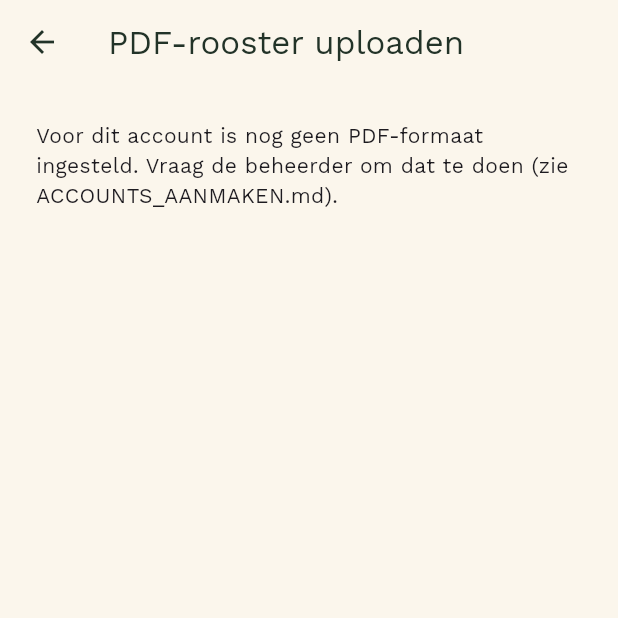
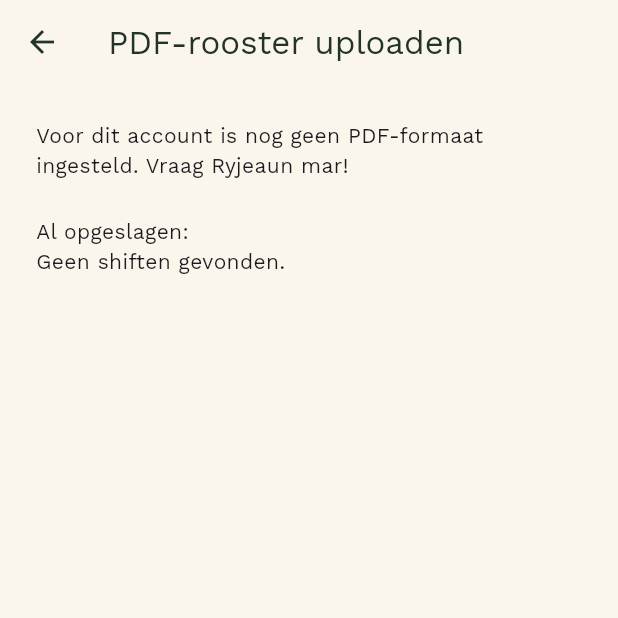
Before and after one commit to TripR27/uurrooster-app, a Flutter app: the screen it shows once a user with an empty profile is signed in, after a tap on "PDF-rooster uploaden", on a phone screen of 412 x 824 dp, the top half of it. Run offline on Flutter 3.47's test engine with Material 3 defaults, Android fonts, the phone set to English and light mode, and no system bars; our stand-ins replace cloud_firestore, firebase_auth, firebase_core, google_fonts; missing offline and left inert: syncfusion_flutter_pdf; accounts and stored records are empty; statements that could not run were skipped.

Commit message:
TODO's oplossen: omschrijving altijd ingevuld, DD-MM-JJJJ, betere UX
- FormaatAParser/FormaatBParser: omschrijving staat nooit meer leeg bij
  een PDF-import ('Werk' voor een gewone shift, 'Nacht' voor Formaat B's
  nachtcode).
- PdfUploadScreen: geen "Firestore" meer in tekst die gezinsleden te zien
  krijgen (gewoon "opslaan"); datums tonen als "DD-MM-JJJJ" i.p.v. het
  interne ISO-opslagformaat; de opslaan-knop toont nu een laadcirkel
  tijdens het opslaan (zelfde patroon als de inlogknop).
- Extra: een "al opgeslagen"-lijstje op het uploadscherm (haalt de eigen
  diensten al op via DienstService.eigenDiensten), zodat je meteen ziet
  of een import goed is weggeschreven.

Geverifieerd: Amy's echte rooster (25 shiften, incl. nachtshiften) staat
nu correct in Firestore - zichtbaar in de "al opgeslagen"-lijst met de
juiste datums, uren en Werk/Nacht-omschrijving.

PROJECT_SPEC.md-voortgangslog bijgewerkt met deze conventies en de
accountconfiguratie (claudetest@test.com -> Formaat B/Amy, Ryan's account
-> Formaat A).

Co-Authored-By: Claude Sonnet 5 <noreply@anthropic.com>

```diff
--- a/lib/screens/pdf_upload_screen.dart
+++ b/lib/screens/pdf_upload_screen.dart
@@ -8,7 +8,7 @@ import '../services/dienst_service.dart';
 /// Scherm om het eigen PDF-rooster te uploaden: kiest het juiste
 /// RoosterParser-formaat automatisch op basis van het profiel (zie
 /// Gebruiker.maakParser()), toont een voorbeeld van wat eruit gehaald
-/// wordt, en slaat dat pas op in Firestore na bevestiging.
+/// wordt, en slaat dat pas op na bevestiging.
 class PdfUploadScreen extends StatefulWidget {
   const PdfUploadScreen({super.key, required this.profiel});
 
@@ -69,7 +69,7 @@ class _PdfUploadScreenState extends State<PdfUploadScreen> {
       await DienstService.slaPdfImportOp(voorbeeld);
       setState(() => _opgeslagen = true);
     } catch (e) {
-      setState(() => _fout = 'Kon niet opslaan in Firestore: $e');
+      setState(() => _fout = 'Kon niet opslaan: $e');
     } finally {
       if (mounted) setState(() => _bezig = false);
     }
@@ -88,8 +88,7 @@ class _PdfUploadScreenState extends State<PdfUploadScreen> {
           children: [
             if (parser == null)
               const Text(
-                'Voor dit account is nog geen PDF-formaat ingesteld. Vraag '
-                'de beheerder om dat te doen (zie ACCOUNTS_AANMAKEN.md).',
+                'Voor dit account is nog geen PDF-formaat ingesteld. Vraag Ryjeaun mar!',
               )
             else
               FilledButton.icon(
@@ -98,7 +97,10 @@ class _PdfUploadScreenState extends State<PdfUploadScreen> {
                 label: const Text('Kies PDF-bestand'),
               ),
             const SizedBox(height: 16),
-            if (_bezig) const Center(child: CircularProgressIndicator()),
+            // Enkel tonen tijdens het inlezen van de PDF: zodra er een
+            // voorbeeld staat, toont de opslaan-knop zelf een laadcirkel.
+            if (_bezig && _voorbeeld == null)
+              const Center(child: CircularProgressIndicator()),
             if (_fout != null)
               Text(
                 _fout!,
@@ -113,12 +115,45 @@ class _PdfUploadScreenState extends State<PdfUploadScreen> {
               const SizedBox(height: 16),
               FilledButton(
                 onPressed: _bezig || _opgeslagen ? null : _opslaan,
-                child: Text(_opgeslagen ? 'Opgeslagen ✓' : 'Opslaan in Firestore'),
+                child: _bezig
+                    ? const SizedBox(
+                        height: 20,
+                        width: 20,
+                        child: CircularProgressIndicator(
+                          strokeWidth: 2,
+                          color: Colors.white,
+                        ),
+                      )
+                    : Text(_opgeslagen ? 'Opgeslagen' : 'Opslaan'),
               ),
+            ] else ...[
+              const SizedBox(height: 8),
+              const Text('Al opgeslagen:'),
+              Expanded(child: _alOpgeslagenLijst()),
             ],
           ],
         ),
       ),
+    );
+  }
+
+  /// Toont wat er voor dit account al opgeslagen staat - vooral handig om
+  /// meteen te zien of een upload effectief goed wegschrijft.
+  Widget _alOpgeslagenLijst() {
+    return StreamBuilder<List<Dienst>>(
+      stream: DienstService.eigenDiensten(widget.profiel.uid),
+      builder: (context, snapshot) {
+        if (snapshot.connectionState == ConnectionState.waiting) {
+          return const Center(child: CircularProgressIndicator());
+        }
+        if (snapshot.hasError) {
+          return Text(
+            'Kon niet laden: ${snapshot.error}',
+            style: TextStyle(color: Theme.of(context).colorScheme.error),
+          );
+        }
+        return _dienstenLijst(snapshot.data ?? []);
+      },
     );
   }
 
@@ -133,7 +168,7 @@ class _PdfUploadScreenState extends State<PdfUploadScreen> {
         return ListTile(
           dense: true,
           leading: const Icon(Icons.calendar_today),
-          title: Text(d.datum),
+          title: Text(_naarWeergaveDatum(d.datum)),
           subtitle: Text(
             d.omschrijving.isEmpty
                 ? '${d.startTijd} - ${d.eindTijd}'
@@ -143,4 +178,12 @@ class _PdfUploadScreenState extends State<PdfUploadScreen> {
       },
     );
   }
+
+  /// Zet het opgeslagen ISO-formaat ("2026-07-04") om naar "04-07-2026"
+  /// voor op het scherm - de ISO-tekst zelf blijft intern gebruikt voor
+  /// opslag/sortering (zie models/dienst.dart).
+  String _naarWeergaveDatum(String isoDatum) {
+    final delen = isoDatum.split('-');
+    return '${delen[2]}-${delen[1]}-${delen[0]}';
+  }
 }
```
Also changed, not shown: lib/pdf_import/formaat_a_parser.dart (+14 -6 lines), lib/pdf_import/formaat_b_parser.dart (+30 -10 lines), 3 other files.
